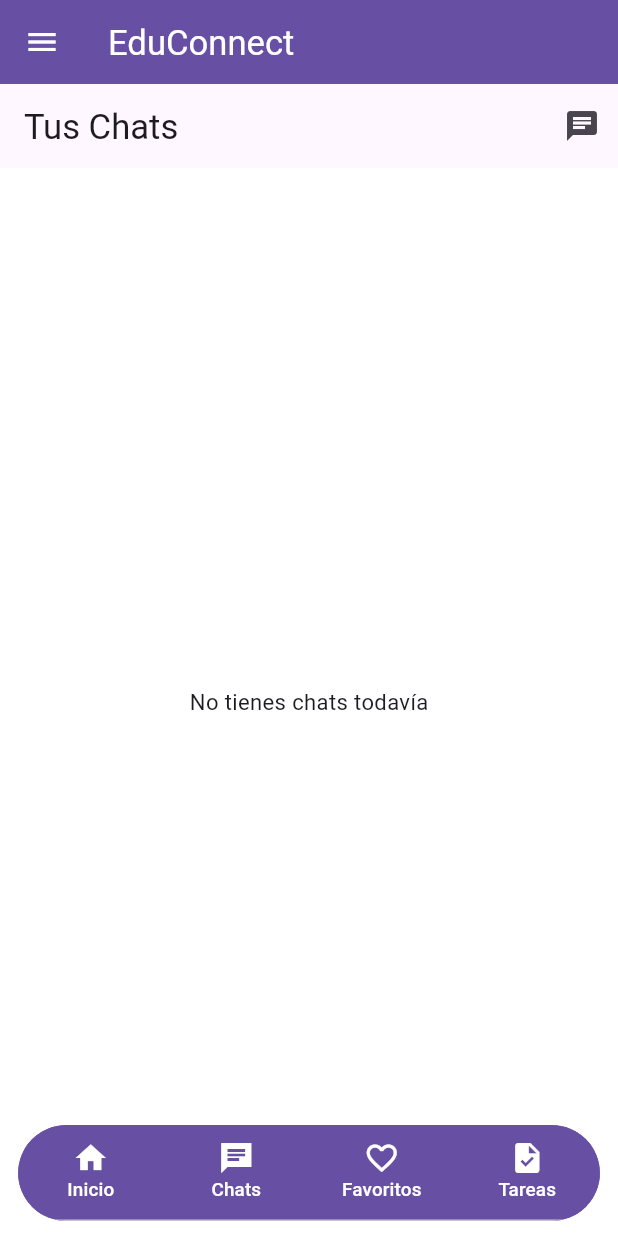
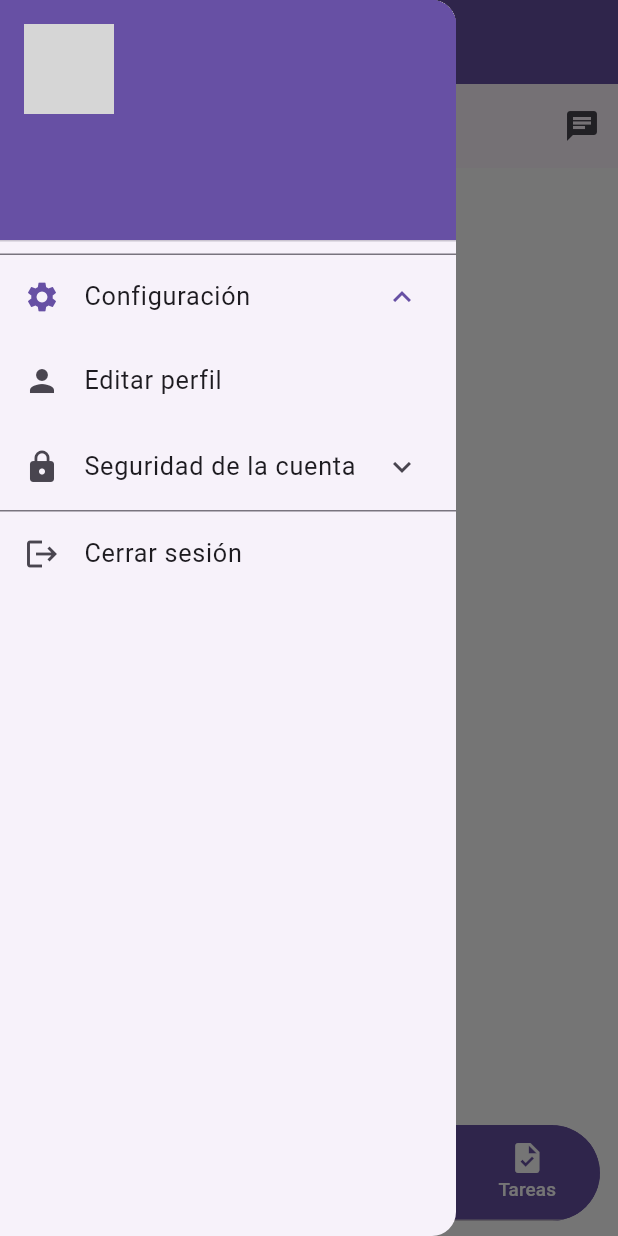
Before and after one commit to pablohernandez27/EduConnect, a Flutter app: the screen it shows once a user with an empty profile is signed in, item 2 of the bottom bar chosen, after a tap on the "menu" icon, after a tap on "Configuración", on a phone screen of 412 x 824 dp. Run offline on Flutter 3.47's test engine with Material 3 defaults, Android fonts, the phone set to English and light mode, and no system bars; our stand-ins replace cloud_firestore, firebase_auth, firebase_core; accounts and stored records are empty; network calls fail; grey boxes are pictures that could not be loaded.

Commit message:
Añdidas mas opciones en el drawer, editar perfil funcional

```diff
--- a/lib/screen/DashboardPage.dart
+++ b/lib/screen/DashboardPage.dart
@@ -6,6 +6,7 @@ import 'package:flutter/gestures.dart';
 import 'package:flutter/material.dart';
 import '../models/user.dart';
 import 'BottomNavbar.dart';
+import 'EditProfileScreen.dart';
 import 'chat_screen.dart';
 import 'favorite_screen.dart';
 import 'task_screen.dart';
@@ -98,11 +99,44 @@ class _DashboardPageState extends State<DashboardPage>
                       )
 
                   ),
-                  ListTile(
+                  ExpansionTile(
                     leading: Icon(Icons.settings),
                     title: Text('Configuración'),
-                    onTap: () => Navigator.pop(context),
+                    children: [
+                      ListTile(
+                        leading: Icon(Icons.person),
+                        title: Text('Editar perfil'),
+                        onTap: () {
+                          Navigator.pop(context);
+                          Navigator.push(context, MaterialPageRoute(builder: (_) => EditProfileScreen()));
+                        },
+                      ),
+                      ExpansionTile(
+                        leading: Icon(Icons.lock),
+                        title: Text('Seguridad de la cuenta'),
+                        children: [
+                          ListTile(
+                            leading: Icon(Icons.lock_reset),
+                            title: Text('Restablecer contraseña'),
+                            onTap: () {
+                              Navigator.pop(context);
+                              //Navigator.push(context, MaterialPageRoute(builder: (_) => ResetPasswordScreen()));
+                            },
+                          ),
+                          ListTile(
+                            leading: Icon(Icons.delete_forever),
+                            title: Text('Eliminar cuenta'),
+                            onTap: () {
+                              Navigator.pop(context);
+                              //Navigator.push(context, MaterialPageRoute(builder: (_) => DeleteAccountScreen()));
+                            },
+                          ),
+                        ],
+                      ),
+                    ],
                   ),
+
+
                   ListTile(
                     leading: Icon(Icons.logout),
                     title: Text('Cerrar sesión'),
```
Also changed, not shown: lib/screen/EditProfileScreen.dart (added, +102 -0 lines).
